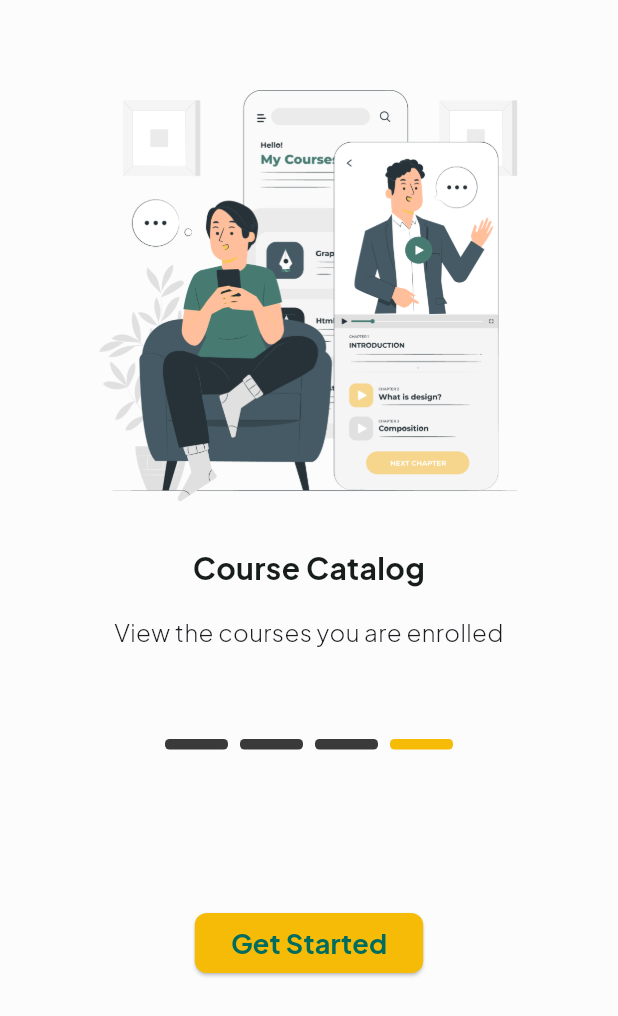
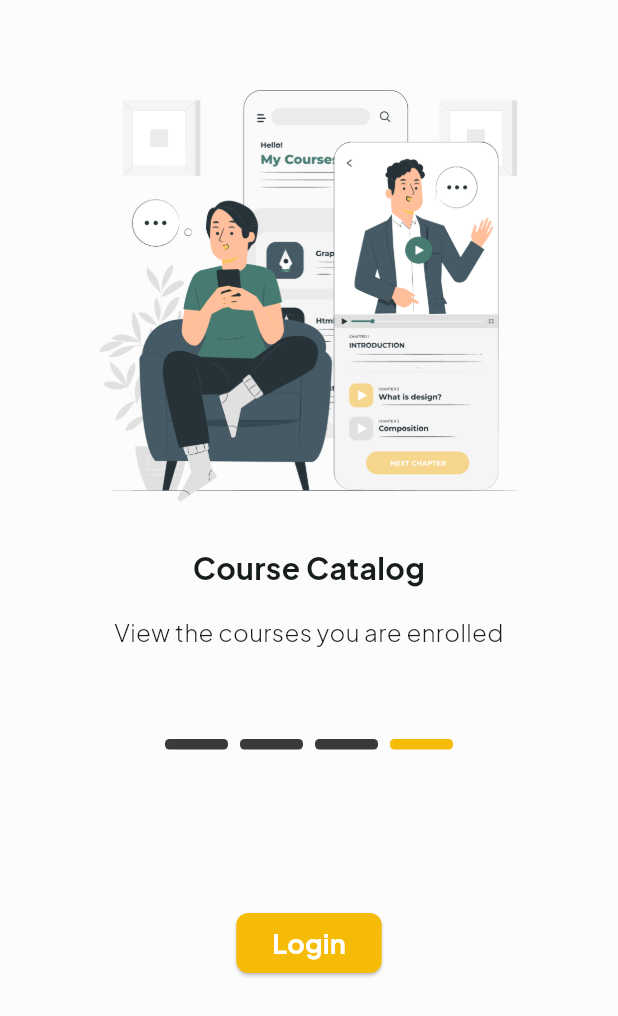
Before and after one commit to DinaAlaaEldinMohamed/Edu-Vista, a Flutter app: the screen it shows after launch, after a tap on "Skip", on a phone screen of 412 x 824 dp. Shown: the top 1016 px of the screen. Run offline on Flutter 3.47's test engine with Material 3 defaults, Android fonts, the phone set to English and light mode, and no system bars; our stand-ins replace firebase_auth, firebase_core, flutter_bloc, shared_preferences; accounts and stored records are empty; network calls fail.

```diff
--- a/lib/screens/splash_screen.dart
+++ b/lib/screens/splash_screen.dart
@@ -1,8 +1,10 @@
+import 'package:edu_vista/screens/auth/login_screen.dart';
 import 'package:edu_vista/screens/home/home_screen.dart';
 import 'package:edu_vista/screens/onBoarding/onboarding_screen.dart';
 import 'package:edu_vista/services/pref.service.dart';
 import 'package:edu_vista/utils/colors-utils.dart';
 import 'package:edu_vista/utils/images-utils.dart';
+import 'package:firebase_auth/firebase_auth.dart';
 import 'package:flutter/material.dart';
 
 class SplashScreen extends StatefulWidget {
@@ -40,7 +42,12 @@ class _SplashScreenState extends State<SplashScreen> {
   void _startApp() async {
     await Future.delayed(const Duration(seconds: 1));
     if (PreferncesService.isOnboardingSeen) {
-      Navigator.pushReplacementNamed(context, HomeScreen.route);
+      // Check if the user is logged in
+      if (FirebaseAuth.instance.currentUser != null) {
+        Navigator.pushReplacementNamed(context, HomeScreen.route);
+      } else {
+        Navigator.pushReplacementNamed(context, LoginScreen.route);
+      }
     } else {
       Navigator.pushReplacementNamed(context, OnboardingScreen.route);
     }
--- a/lib/utils/app_routes.dart
+++ b/lib/utils/app_routes.dart
@@ -1,4 +1,6 @@
 import 'package:edu_vista/screens/auth/login_screen.dart';
+import 'package:edu_vista/screens/auth/signup_screen.dart';
+import 'package:edu_vista/screens/home/home_screen.dart';
 import 'package:edu_vista/screens/onBoarding/onboarding_screen.dart';
 import 'package:edu_vista/screens/splash_screen.dart';
 import 'package:flutter/material.dart';
@@ -13,6 +15,10 @@ class AppRouter {
         return MaterialPageRoute(builder: (_) => const OnboardingScreen());
       case LoginScreen.route:
         return MaterialPageRoute(builder: (_) => const LoginScreen());
+      case SignUpScreen.route:
+        return MaterialPageRoute(builder: (_) => const SignUpScreen());
+      case HomeScreen.route:
+        return MaterialPageRoute(builder: (_) => const HomeScreen());
       default:
         return MaterialPageRoute(builder: (_) => const SplashScreen());
     }
--- a/lib/widgets/app/appButtons/app_elvated_btn.dart
+++ b/lib/widgets/app/appButtons/app_elvated_btn.dart
@@ -37,9 +37,10 @@ class AppElvatedBtn extends StatelessWidget {
       child: title != null
           ? Text(
               title!,
-              style: const TextStyle(
+              style: TextStyle(
                 fontSize: 18,
                 fontWeight: FontWeight.w700,
+                color: textColor,
               ),
             )
           : child,
--- a/lib/widgets/auth/auth_template.widget.dart
+++ b/lib/widgets/auth/auth_template.widget.dart
@@ -81,7 +81,7 @@ class _AuthTemplateWidgetState extends State<AuthTemplateWidget> {
                               decoration: const BoxDecoration(
                                   color: Colors.white, shape: BoxShape.circle),
                               child: Image.asset(
-                                'assets/images/facebook-64.png',
+                                'assets/images/facebook.png',
                                 width: 80,
                                 height: 80,
                               ),
@@ -91,7 +91,8 @@ class _AuthTemplateWidgetState extends State<AuthTemplateWidget> {
                               child: Text(
                                 'Sign In with Facebook',
                                 textAlign: TextAlign.center,
-                                style: TextStyle(fontSize: 17),
+                                style: TextStyle(
+                                    fontSize: 17, color: Colors.white),
                               ),
                             ),
                           ],
@@ -196,6 +197,7 @@ class _AuthTemplateWidgetState extends State<AuthTemplateWidget> {
                                 : Text(
                                     title,
                                     style: const TextStyle(
+                                        color: Colors.white,
                                         fontSize: 18,
                                         fontWeight: FontWeight.w700),
                                   ),
--- a/lib/widgets/onBoarding/onboarding.widget.dart
+++ b/lib/widgets/onBoarding/onboarding.widget.dart
@@ -1,4 +1,5 @@
 import 'package:edu_vista/screens/auth/login_screen.dart';
+import 'package:edu_vista/services/pref.service.dart';
 import 'package:edu_vista/utils/colors-utils.dart';
 import 'package:edu_vista/widgets/onBoarding/nav_buttons.widget.dart';
 import 'package:edu_vista/widgets/app/appButtons/app_elvated_btn.dart';
@@ -109,8 +110,8 @@ class OnboardingWidget extends StatelessWidget {
                 padding:
                     const EdgeInsets.symmetric(horizontal: 30, vertical: 45),
                 child: AppElvatedBtn(
-                  title: "Get Started",
-                  onPressed: () {},
+                  title: "Login",
+                  onPressed: () => onLogin(context),
                 )),
           )
         else
@@ -121,6 +122,11 @@ class OnboardingWidget extends StatelessWidget {
           )
       ],
     );
+  }
+
+  void onLogin(BuildContext context) {
+    PreferncesService.isOnboardingSeen = true;
+    Navigator.pushReplacementNamed(context, LoginScreen.route);
   }
 
   List<Widget> _buildIndicators() {
```
Also changed, not shown: lib/cubit/auth_cubit.dart (+8 -0 lines), lib/screens/auth/login_screen.dart (+56 -7 lines), lib/screens/auth/signup_screen.dart (+6 -4 lines), assets/images/facebook.png (added), assets/images/google.png (added), 1 other file.
